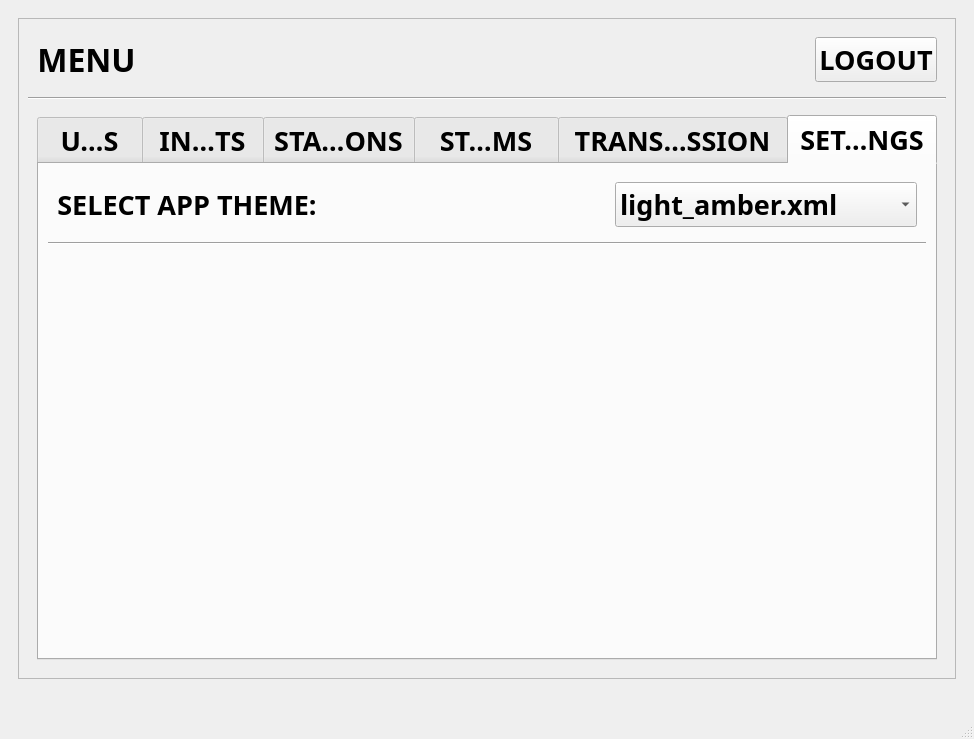
This is Desktop/resources/view.ui in MarcoGraciano12/NextAir-Solutions as Qt 5 draws it before an edit. The edited form follows.
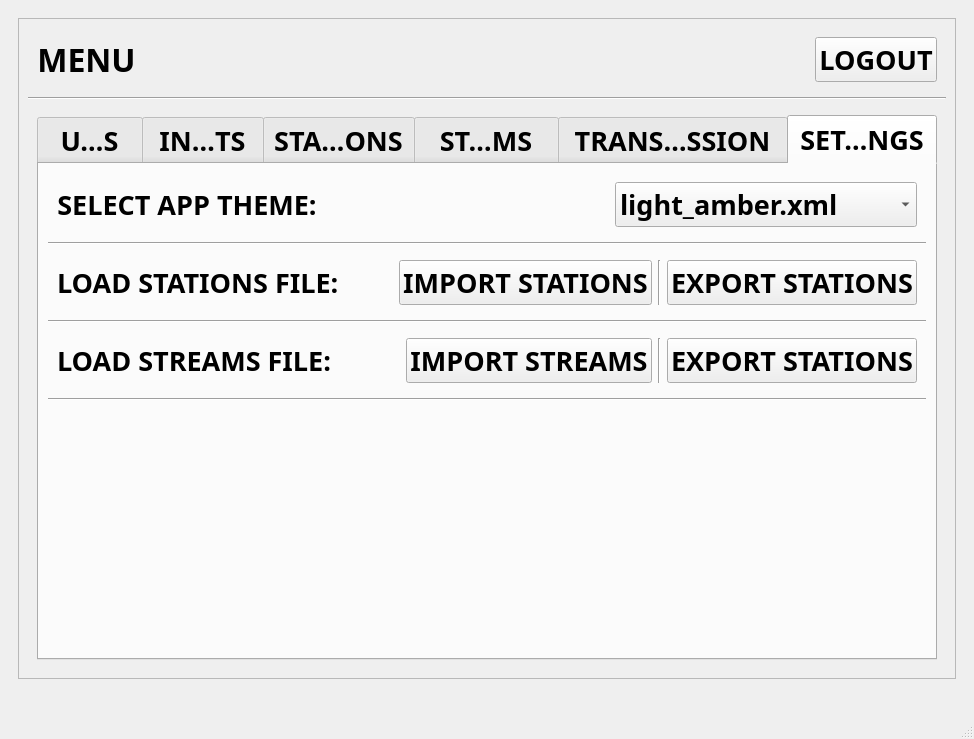
This is the edited form. The open tabs and pages were chosen to show the change.

Commit message: feat: Export and Import Streams and Stations

What changed in the file:
```diff
--- a/Desktop/resources/view.ui
+++ b/Desktop/resources/view.ui
@@ -672,11 +672,122 @@
                     </property>
                    </widget>
                   </item>
+                  <item>
+                   <widget class="QWidget" name="widget_11" native="true">
+                    <layout class="QHBoxLayout" name="horizontalLayout_5">
+                     <item>
+                      <widget class="QLabel" name="label_7">
+                       <property name="text">
+                        <string>&lt;html&gt;&lt;head/&gt;&lt;body&gt;&lt;p&gt;LOAD STATIONS FILE:&lt;/p&gt;&lt;/body&gt;&lt;/html&gt;</string>
+                       </property>
+                      </widget>
+                     </item>
+                     <item>
+                      <spacer name="horizontalSpacer_7">
+                       <property name="orientation">
+                        <enum>Qt::Orientation::Horizontal</enum>
+                       </property>
+                       <property name="sizeHint" stdset="0">
+                        <size>
+                         <width>40</width>
+                         <height>20</height>
+                        </size>
+                       </property>
+                      </spacer>
+                     </item>
+                     <item>
+                      <widget class="QPushButton" name="import_stations_button">
+                       <property name="text">
+                        <string>IMPORT STATIONS</string>
+                       </property>
+                      </widget>
+                     </item>
+                     <item>
+                      <widget class="Line" name="line_13">
+                       <property name="orientation">
+                        <enum>Qt::Orientation::Vertical</enum>
+                       </property>
+                      </widget>
+                     </item>
+                     <item>
+                      <widget class="QPushButton" name="export_stations_button">
+                       <property name="text">
+                        <string>EXPORT STATIONS</string>
+                       </property>
+                      </widget>
+                     </item>
+                    </layout>
+                   </widget>
+                  </item>
+                  <item>
+                   <widget class="Line" name="line_10">
+                    <property name="orientation">
+                     <enum>Qt::Orientation::Horizontal</enum>
+                    </property>
+                   </widget>
+                  </item>
+                  <item>
+                   <widget class="QWidget" name="widget_12" native="true">
+                    <layout class="QHBoxLayout" name="horizontalLayout_6">
+                     <item>
+                      <widget class="QLabel" name="label_8">
+                       <property name="text">
+                        <string>&lt;html&gt;&lt;head/&gt;&lt;body&gt;&lt;p&gt;LOAD STREAMS FILE:&lt;/p&gt;&lt;/body&gt;&lt;/html&gt;</string>
+                       </property>
+                      </widget>
+                     </item>
+                     <item>
+                      <spacer name="horizontalSpacer_8">
+                       <property name="orientation">
+                        <enum>Qt::Orientation::Horizontal</enum>
+                       </property>
+                       <property name="sizeHint" stdset="0">
+                        <size>
+                         <width>40</width>
+                         <height>20</height>
+                        </size>
+                       </property>
+                      </spacer>
+                     </item>
+                     <item>
+                      <widget class="QPushButton" name="import_streams_button">
+                       <property name="text">
+                        <string>IMPORT STREAMS</string>
+                       </property>
+                      </widget>
+                     </item>
+                     <item>
+                      <widget class="Line" name="line_12">
+                       <property name="orientation">
+                        <enum>Qt::Orientation::Vertical</enum>
+                       </property>
+                      </widget>
+                     </item>
+                     <item>
+                      <widget class="QPushButton" name="export_streams_button">
+                       <property name="text">
+                        <string>EXPORT STATIONS</string>
+                       </property>
+                      </widget>
+                     </item>
+                    </layout>
+                   </widget>
+                  </item>
+                  <item>
+                   <widget class="Line" name="line_11">
+                    <property name="orientation">
+                     <enum>Qt::Orientation::Horizontal</enum>
+                    </property>
+                   </widget>
+                  </item>
                   <item>
                    <spacer name="verticalSpacer_7">
                     <property name="orientation">
                      <enum>Qt::Orientation::Vertical</enum>
                     </property>
+                    <property name="sizeType">
+                     <enum>QSizePolicy::Policy::Expanding</enum>
+                    </property>
                     <property name="sizeHint" stdset="0">
                      <size>
                       <width>20</width>
```
Left out of the diff: 2 changed lines with no effect on the pictures. The commit also changes 7 other files.
